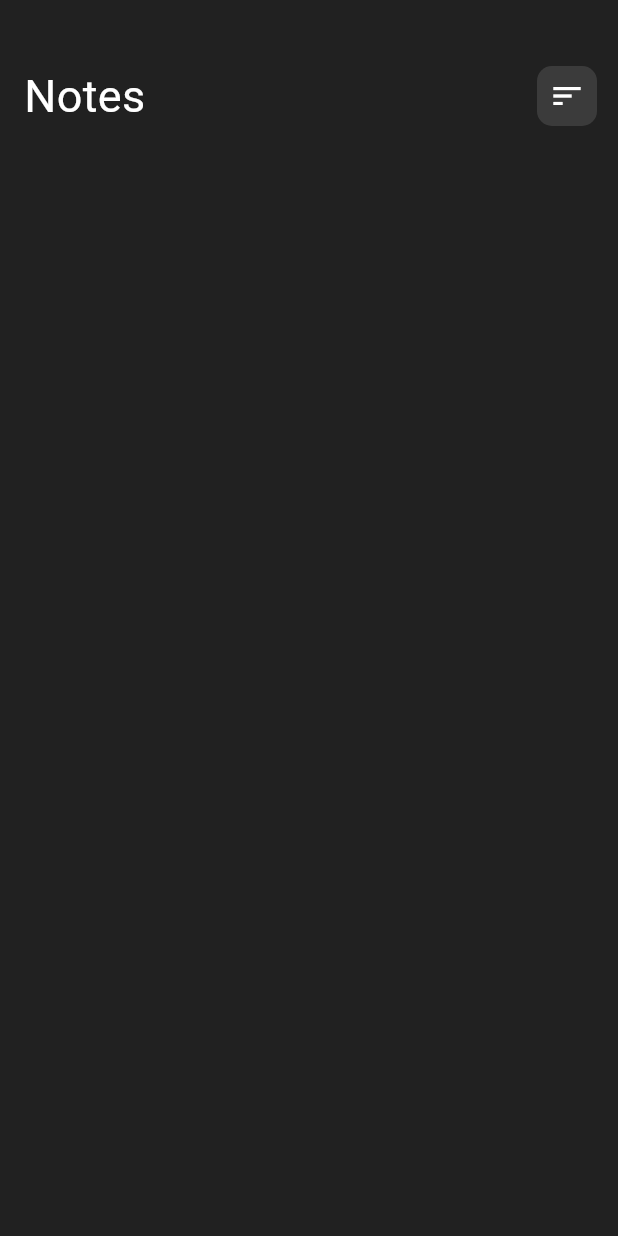
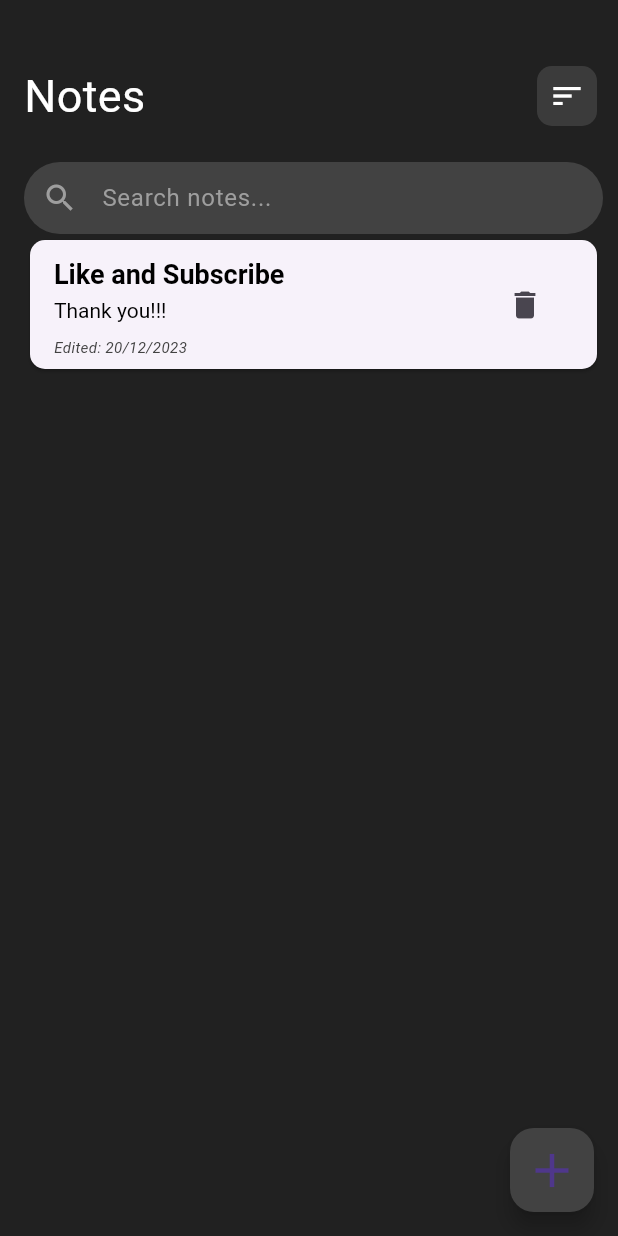
Before and after one commit to Lukebot19/ToDo-Flutter-App, a Flutter app: the screen it shows after launch, on a phone screen of 412 x 824 dp. Run offline on Flutter 3.47's test engine with Material 3 defaults, Android fonts, the phone set to English and light mode, and no system bars.

Commit message:
Basic UI

```diff
--- a/lib/screens/home.dart
+++ b/lib/screens/home.dart
@@ -25,13 +25,13 @@ class _HomeScreenState extends State<HomeScreen> {
               Row(
                 mainAxisAlignment: MainAxisAlignment.spaceBetween,
                 children: [
-                  Text(
+                  const Text(
                     "Notes",
                     style: TextStyle(fontSize: 30, color: Colors.white),
                   ),
                   IconButton(
                     onPressed: () {},
-                    padding: EdgeInsets.all(0),
+                    padding: const EdgeInsets.all(0),
                     icon: Container(
                       width: 40,
                       height: 40,
@@ -39,15 +39,92 @@ class _HomeScreenState extends State<HomeScreen> {
                         color: Colors.grey.shade800.withOpacity(0.8),
                         borderRadius: BorderRadius.circular(10),
                       ),
-                      child: Icon(
+                      child: const Icon(
                         Icons.sort,
                         color: Colors.white,
                       ),
                     ),
                   ),
                 ],
-              )
+              ),
+              const SizedBox(height: 20),
+              TextField(
+                style: const TextStyle(fontSize: 16, color: Colors.white),
+                decoration: InputDecoration(
+                  contentPadding: const EdgeInsets.symmetric(vertical: 12),
+                  hintText: "Search notes...",
+                  hintStyle: const TextStyle(color: Colors.grey),
+                  prefixIcon: const Icon(Icons.search, color: Colors.grey),
+                  fillColor: Colors.grey.shade800,
+                  filled: true,
+                  focusedBorder: OutlineInputBorder(
+                    borderRadius: BorderRadius.circular(30),
+                    borderSide: const BorderSide(color: Colors.transparent),
+                  ),
+                  enabledBorder: OutlineInputBorder(
+                    borderRadius: BorderRadius.circular(30),
+                    borderSide: const BorderSide(color: Colors.transparent),
+                  ),
+                ),
+              ),
+              Expanded(
+                  child: ListView(
+                children: [
+                  Card(
+                    shape: RoundedRectangleBorder(
+                      borderRadius: BorderRadius.circular(10),
+                    ),
+                    child: ListTile(
+                      title: RichText(
+                        text: const TextSpan(
+                            text: 'Like and Subscribe\n',
+                            style: TextStyle(
+                              color: Colors.black,
+                              fontWeight: FontWeight.bold,
+                              fontSize: 18,
+                              height: 1.5,
+                            ),
+                            children: [
+                              TextSpan(
+                                text: 'Thank you!!!',
+                                style: TextStyle(
+                                    color: Colors.black,
+                                    fontWeight: FontWeight.normal,
+                                    fontSize: 14,
+                                    height: 1.5),
+                              ),
+                            ]),
+                      ),
+                      subtitle: Padding(
+                        padding: const EdgeInsets.only(top: 8.0),
+                        child: Text(
+                          'Edited: 20/12/2023',
+                          style: TextStyle(
+                            fontSize: 10,
+                            fontStyle: FontStyle.italic,
+                            color: Colors.grey.shade800,
+                          ),
+                        ),
+                      ),
+                      trailing: IconButton(
+                        onPressed: () {},
+                        icon: const Icon(
+                          Icons.delete,
+                        ),
+                      ),
+                    ),
+                  )
+                ],
+              )),
             ],
+          ),
+        ),
+        floatingActionButton: FloatingActionButton(
+          onPressed: () {},
+          backgroundColor: Colors.grey.shade800,
+          child: const Icon(
+            Icons.add,
+            size: 38,
           ),
         ),
       ),
```
